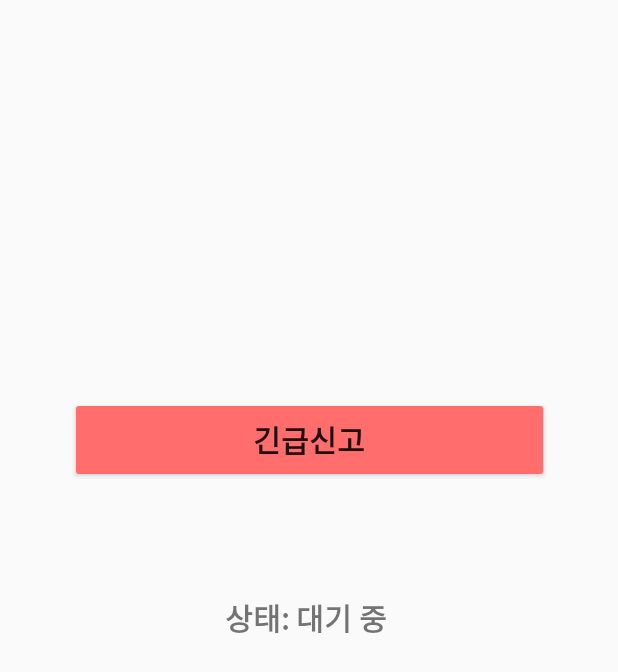
After one commit to seoyoon101/SafeProject, an Android app: the layout activity_emergency.xml on its own in the app's theme, with its tools: preview values and no code run, on a phone screen of 412 x 824 dp. The commit adds this screen. Shown: the top 672 px of the screen. Run offline under Robolectric (Android 15) with nearby library versions, the phone set to English and light mode, and no system bars.

Commit message:
2023.11.21 바이탈, 긴급신고 진행중... 졸작 전날

```diff
--- a/app/src/main/AndroidManifest.xml
+++ b/app/src/main/AndroidManifest.xml
@@ -5,6 +5,7 @@
     <uses-permission android:name="android.permission.ACCESS_COARSE_LOCATION" />
     <uses-permission android:name="android.permission.ACCESS_FINE_LOCATION" />
     <uses-permission android:name="android.permission.ACCESS_BACKGROUND_LOCATION" />
+    <uses-permission android:name="android.permission.SEND_SMS" />
 
     <application
         android:allowBackup="true"
@@ -16,6 +17,9 @@
         android:supportsRtl="true"
         android:theme="@style/Theme.AppCompat.Light.NoActionBar"
         tools:targetApi="31">
+        <activity
+            android:name=".EmergencyActivity"
+            android:exported="false" />
         <activity
             android:name=".SettingActivity"
             android:exported="false" />
--- a/app/src/main/java/com/seoyoon/safeproject/SplashActivity.kt
+++ b/app/src/main/java/com/seoyoon/safeproject/SplashActivity.kt
@@ -12,7 +12,7 @@ class SplashActivity : AppCompatActivity() {
         setContentView(R.layout.activity_splash)
 
         Handler().postDelayed({
-            val intent = Intent(this, MainActivity::class.java)
+            val intent = Intent(this, LoginActivity::class.java)
             intent.addFlags(Intent.FLAG_ACTIVITY_NO_ANIMATION)
             startActivity(intent)
             finish()
--- a/app/src/main/java/com/seoyoon/safeproject/VitalActivity.kt
+++ b/app/src/main/java/com/seoyoon/safeproject/VitalActivity.kt
@@ -26,13 +26,13 @@ class VitalActivity : AppCompatActivity() {
     private fun updateHeartRate() {
         handler.postDelayed({
             // 모의 심박수 데이터 생성 (실제로는 센서 또는 외부 기기에서 가져와야 함)
-            val heartRate = Random.nextInt(60, 70)
+            val heartRate = Random.nextInt(70, 80)
 
             // TextView에 심박수 표시
             heartRateTextView.text = "심박수: $heartRate bpm"
 
             // 다음 업데이트 예약
             updateHeartRate()
-        }, 3000) // 1초마다 업데이트
+        }, 3000) // 3초마다 업데이트
     }
 }
--- /dev/null
+++ b/app/src/main/res/layout/activity_emergency.xml
@@ -0,0 +1,38 @@
+<?xml version="1.0" encoding="utf-8"?>
+<androidx.constraintlayout.widget.ConstraintLayout xmlns:android="http://schemas.android.com/apk/res/android"
+    xmlns:app="http://schemas.android.com/apk/res-auto"
+    xmlns:tools="http://schemas.android.com/tools"
+    android:id="@+id/emergency_Button"
+    android:layout_width="match_parent"
+    android:layout_height="match_parent"
+    tools:context=".EmergencyActivity">
+
+
+    <TextView
+        android:id="@+id/statusTextView"
+        android:layout_width="408dp"
+        android:layout_height="152dp"
+        android:gravity="center"
+        android:text="상태: 대기 중"
+        android:textSize="20sp"
+        android:textStyle="bold"
+        app:layout_constraintBottom_toBottomOf="parent"
+        app:layout_constraintTop_toTopOf="parent" />
+
+    <Button
+        android:id="@+id/emergencyButton"
+        android:layout_width="319dp"
+        android:layout_height="57dp"
+        android:backgroundTint="#FF6D6D"
+        android:text="긴급신고"
+        android:textAlignment="center"
+        android:textSize="20sp"
+        android:textStyle="bold"
+        app:layout_constraintBottom_toBottomOf="parent"
+        app:layout_constraintEnd_toEndOf="parent"
+        app:layout_constraintStart_toStartOf="parent"
+        app:layout_constraintTop_toTopOf="parent"
+        app:layout_constraintVertical_bias="0.345" />
+
+
+</androidx.constraintlayout.widget.ConstraintLayout>
```
Also changed, not shown: app/src/main/java/com/seoyoon/safeproject/EmergencyActivity.kt (added, +58 -0 lines), app/src/main/java/com/seoyoon/safeproject/MainActivity.kt (+10 -2 lines), app/src/main/java/com/seoyoon/safeproject/MyPageActivity.kt (+12 -0 lines), app/src/main/java/com/seoyoon/safeproject/SettingActivity.kt (+10 -0 lines), app/src/main/res/layout/activity_main.xml (+9 -0 lines), app/src/main/res/drawable/emergency.png (added).
